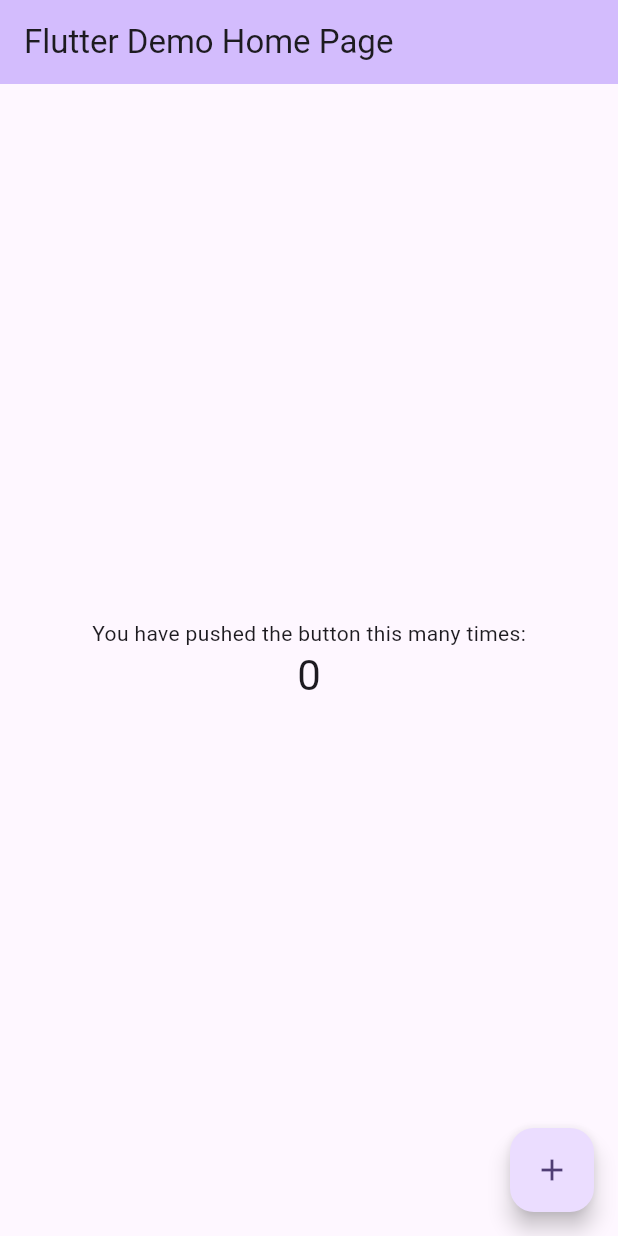
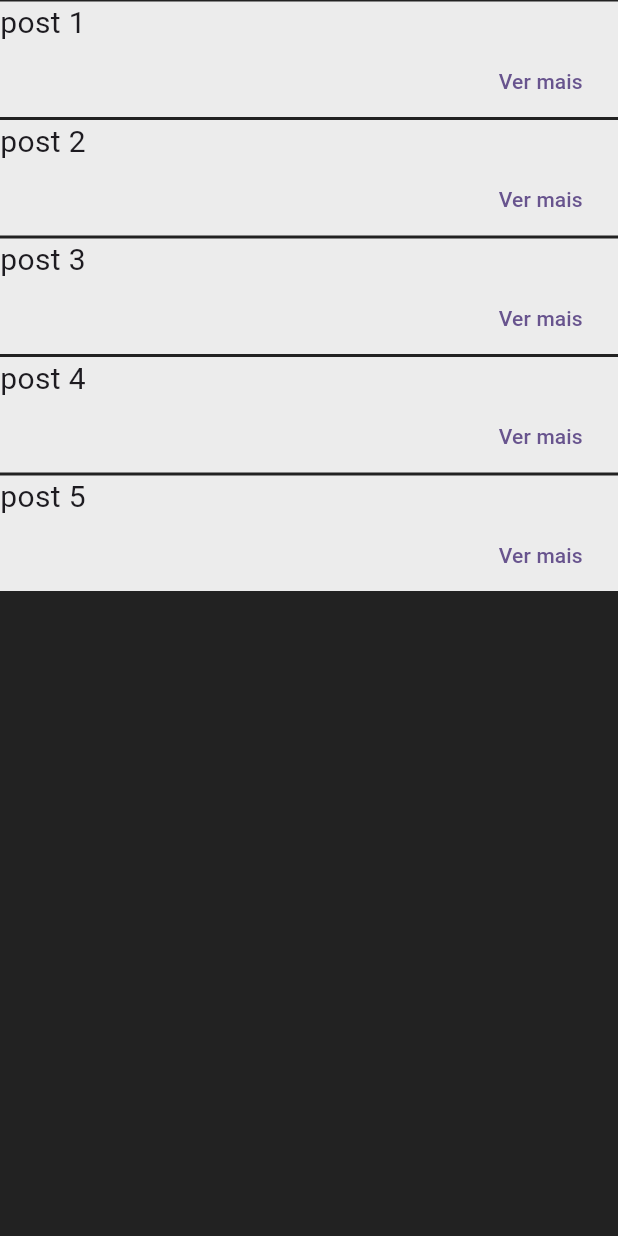
Before and after one commit to AndreffSantos/Desafio_Flutter_ESIG, a Flutter app: the screen it shows after launch, on a phone screen of 412 x 824 dp. Run offline on Flutter 3.47's test engine with Material 3 defaults, Android fonts, the phone set to English and light mode, and no system bars.

Commit message:
Implementa tela de feed de posts.

```diff
--- a/lib/app/pages/home_page.dart
+++ b/lib/app/pages/home_page.dart
@@ -1,4 +1,5 @@
 import 'package:flutter/material.dart';
+import 'package:flutter_application/app/components/card.dart';
 
 class MyHomePage extends StatefulWidget {
   const MyHomePage({super.key, required this.title});
@@ -10,39 +11,31 @@ class MyHomePage extends StatefulWidget {
 }
 
 class _MyHomePageState extends State<MyHomePage> {
-  int _counter = 0;
-
-  void _incrementCounter() {
-    setState(() {
-      _counter++;
-    });
-  }
+  List posts = [
+    'post 1',
+    'post 2',
+    'post 3',
+    'post 4',
+    'post 5',
+  ];
 
   @override
   Widget build(BuildContext context) {
     return Scaffold(
-      appBar: AppBar(
-        backgroundColor: Theme.of(context).colorScheme.inversePrimary,
-        title: Text(widget.title),
-      ),
-      body: Center(
-        child: Column(
-          mainAxisAlignment: MainAxisAlignment.center,
-          children: <Widget>[
-            const Text(
-              'You have pushed the button this many times:',
+      backgroundColor: Colors.black87,
+      body: Column(
+        children: [
+          Expanded(
+            child: ListView.builder(
+              itemCount: posts.length,
+              itemBuilder: (context, index) {
+                return MyCard(
+                  child: posts[index],
+                );
+              },
             ),
-            Text(
-              '$_counter',
-              style: Theme.of(context).textTheme.headlineMedium,
-            ),
-          ],
-        ),
-      ),
-      floatingActionButton: FloatingActionButton(
-        onPressed: _incrementCounter,
-        tooltip: 'Increment',
-        child: const Icon(Icons.add),
+          ),
+        ],
       ),
     );
   }
```
